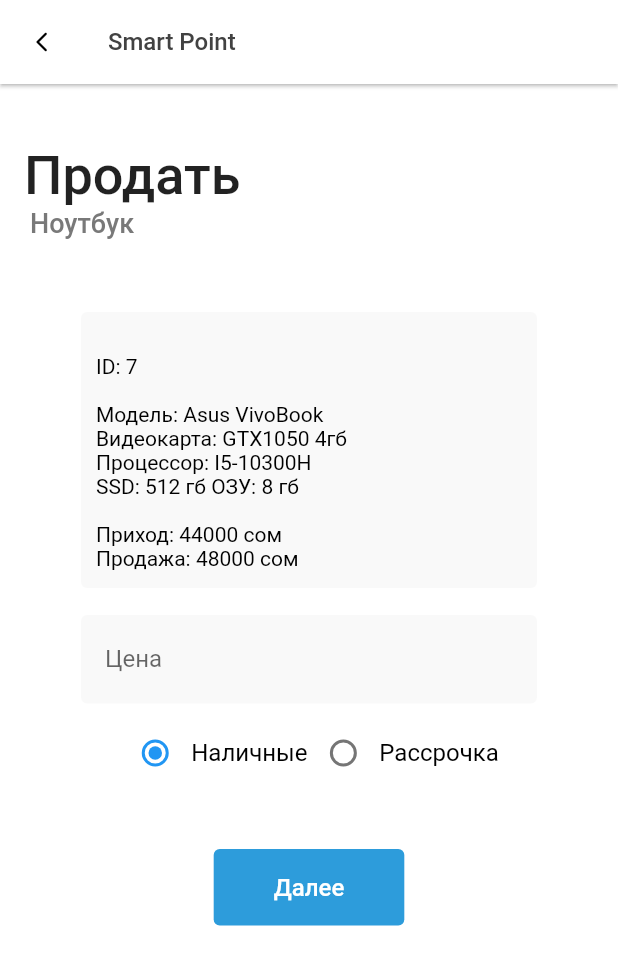
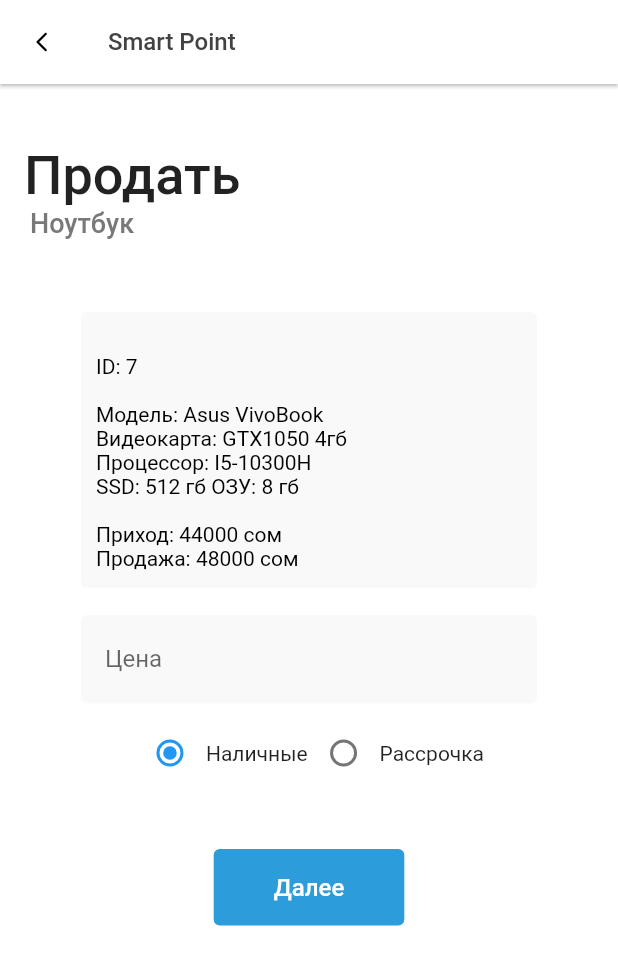
Before and after one commit to AyatAliev/cycas, a Flutter app: the SoldNotebookSellers screen opened by its route, on a phone screen of 412 x 824 dp. Shown: the top 965 px of the screen. Run offline on Flutter 3.47's test engine with Material 2 defaults, Android fonts, the phone set to English and light mode, and no system bars; our stand-ins replace flutter_slidable.

```diff
--- a/lib/ui/widget/sell_radio.dart
+++ b/lib/ui/widget/sell_radio.dart
@@ -31,11 +31,14 @@ class _SellRadioWidgetState extends State<SellRadioWidget> {
                       _character = value;
                     });
                   }),
-              const Text("Наличные",
-                  style: TextStyle(
-                      color: Colors.black,
-                      fontWeight: FontWeight.w400,
-                      fontSize: 16)),
+              GestureDetector(
+                onTap: () {
+                  setState(() {
+                    _character = SingingCharacter.cash;
+                  });
+                },
+                child: const Text("Наличные"),
+              ),
             ],
           ),
         ),
@@ -49,11 +52,14 @@ class _SellRadioWidgetState extends State<SellRadioWidget> {
                     _character = value;
                   });
                 }),
-            const Text("Рассрочка",
-                style: TextStyle(
-                    color: Colors.black,
-                    fontWeight: FontWeight.w400,
-                    fontSize: 16)),
+            GestureDetector(
+              onTap: () {
+                setState(() {
+                  _character = SingingCharacter.installmentPlan;
+                });
+              },
+              child: const Text("Рассрочка"),
+            ),
           ],
         )
       ],
```
